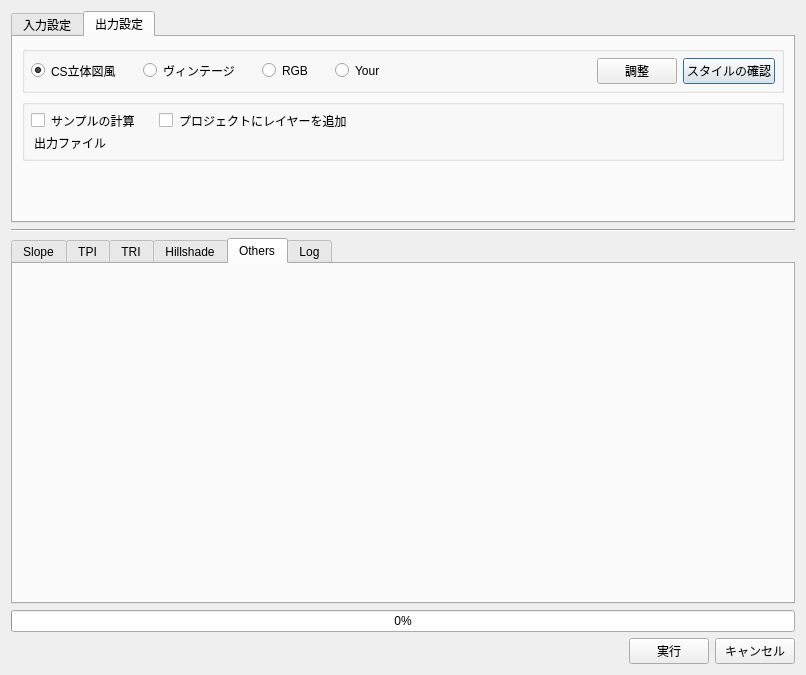
shingo405nagano/generating_topoglaphic_maps, file views/generate_topography_dialog_base.ui: the form before one commit.
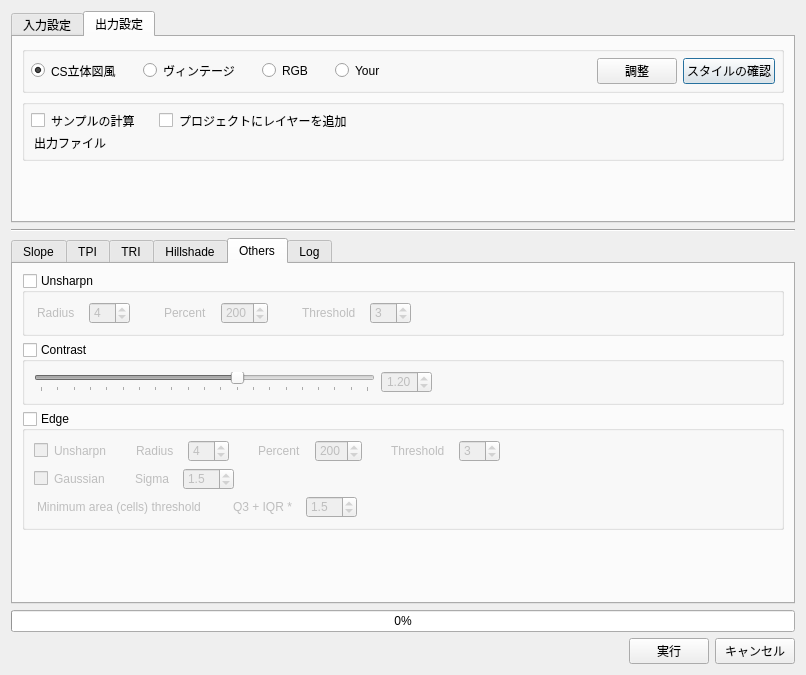
The form after the commit. The open tabs and pages were chosen to show the change. Custom widgets are drawn as their Qt base class.

What changed in the file:
```diff
--- a/views/generate_topography_dialog_base.ui
+++ b/views/generate_topography_dialog_base.ui
@@ -7,7 +7,7 @@
     <x>0</x>
     <y>0</y>
     <width>696</width>
-    <height>600</height>
+    <height>605</height>
    </rect>
   </property>
   <property name="windowTitle">
@@ -1703,6 +1703,449 @@
       <attribute name="title">
        <string>Others</string>
       </attribute>
+      <layout class="QVBoxLayout" name="verticalLayout_14">
+       <item>
+        <widget class="QGroupBox" name="gpBox_Unsharpn">
+         <property name="styleSheet">
+          <string notr="true">QLabel {
+	padding-right: 5px;
+}</string>
+         </property>
+         <property name="title">
+          <string>Unsharpn</string>
+         </property>
+         <property name="checkable">
+          <bool>true</bool>
+         </property>
+         <property name="checked">
+          <bool>false</bool>
+         </property>
+         <layout class="QHBoxLayout" name="horizontalLayout_4">
+          <item>
+           <layout class="QGridLayout" name="gL_7">
+            <item row="0" column="3">
+             <widget class="QgsSpinBox" name="spinBoxInt_UnsharpnPer">
+              <property name="maximum">
+               <number>500</number>
+              </property>
+              <property name="singleStep">
+               <number>10</number>
+              </property>
+              <property name="value">
+               <number>200</number>
+              </property>
+              <property name="showClearButton">
+               <bool>false</bool>
+              </property>
+             </widget>
+            </item>
+            <item row="0" column="2">
+             <widget class="QLabel" name="l_2">
+              <property name="styleSheet">
+               <string notr="true">QLabel {
+	padding-left: 25px
+}</string>
+              </property>
+              <property name="text">
+               <string>Percent</string>
+              </property>
+             </widget>
+            </item>
+            <item row="0" column="1">
+             <widget class="QgsSpinBox" name="spinBoxInt_UnsharpnRads">
+              <property name="minimum">
+               <number>1</number>
+              </property>
+              <property name="maximum">
+               <number>10</number>
+              </property>
+              <property name="value">
+               <number>4</number>
+              </property>
+              <property name="showClearButton">
+               <bool>false</bool>
+              </property>
+             </widget>
+            </item>
+            <item row="0" column="5">
+             <widget class="QgsSpinBox" name="spinBoxInt_UnsharpnThres">
+              <property name="minimum">
+               <number>1</number>
+              </property>
+              <property name="maximum">
+               <number>10</number>
+              </property>
+              <property name="value">
+               <number>3</number>
+              </property>
+              <property name="showClearButton">
+               <bool>false</bool>
+              </property>
+             </widget>
+            </item>
+            <item row="0" column="0">
+             <widget class="QLabel" name="l">
+              <property name="text">
+               <string>Radius</string>
+              </property>
+             </widget>
+            </item>
+            <item row="0" column="4">
+             <widget class="QLabel" name="l_3">
+              <property name="styleSheet">
+               <string notr="true">QLabel {
+	padding-left: 25px
+}</string>
+              </property>
+              <property name="text">
+               <string>Threshold</string>
+              </property>
+             </widget>
+            </item>
+           </layout>
+          </item>
+          <item>
+           <spacer name="hS_5">
+            <property name="orientation">
+             <enum>Qt::Horizontal</enum>
+            </property>
+            <property name="sizeHint" stdset="0">
+             <size>
+              <width>40</width>
+              <height>20</height>
+             </size>
+            </property>
+           </spacer>
+          </item>
+         </layout>
+        </widget>
+       </item>
+       <item>
+        <widget class="QGroupBox" name="gpBox_Contrast">
+         <property name="title">
+          <string>Contrast</string>
+         </property>
+         <property name="checkable">
+          <bool>true</bool>
+         </property>
+         <property name="checked">
+          <bool>false</bool>
+         </property>
+         <layout class="QHBoxLayout" name="horizontalLayout_3">
+          <item>
+           <widget class="QSlider" name="hSlider_Contrast">
+            <property name="minimum">
+             <number>0</number>
+            </property>
+            <property name="maximum">
+             <number>200</number>
+            </property>
+            <property name="singleStep">
+             <number>10</number>
+            </property>
+            <property name="value">
+             <number>120</number>
+            </property>
+            <property name="orientation">
+             <enum>Qt::Horizontal</enum>
+            </property>
+            <property name="invertedAppearance">
+             <bool>false</bool>
+            </property>
+            <property name="invertedControls">
+             <bool>false</bool>
+            </property>
+            <property name="tickPosition">
+             <enum>QSlider::TicksBelow</enum>
+            </property>
+           </widget>
+          </item>
+          <item>
+           <widget class="QgsDoubleSpinBox" name="spinBoxF_Contrast">
+            <property name="alignment">
+             <set>Qt::AlignCenter</set>
+            </property>
+            <property name="maximum">
+             <double>2.000000000000000</double>
+            </property>
+            <property name="singleStep">
+             <double>0.100000000000000</double>
+            </property>
+            <property name="value">
+             <double>1.200000000000000</double>
+            </property>
+            <property name="showClearButton">
+             <bool>false</bool>
+            </property>
+           </widget>
+          </item>
+          <item>
+           <spacer name="hs">
+            <property name="orientation">
+             <enum>Qt::Horizontal</enum>
+            </property>
+            <property name="sizeHint" stdset="0">
+             <size>
+              <width>40</width>
+              <height>20</height>
+             </size>
+            </property>
+           </spacer>
+          </item>
+         </layout>
+        </widget>
+       </item>
+       <item>
+        <widget class="QGroupBox" name="gpBox_Edge">
+         <property name="styleSheet">
+          <string notr="true">QLabel {
+	padding-right: 5px;
+}
+QCheckBox {
+	padding-right: 20px;
+}</string>
+         </property>
+         <property name="title">
+          <string>Edge</string>
+         </property>
+         <property name="checkable">
+          <bool>true</bool>
+         </property>
+         <property name="checked">
+          <bool>false</bool>
+         </property>
+         <layout class="QVBoxLayout" name="verticalLayout_11">
+          <item>
+           <layout class="QGridLayout" name="gL_8">
+            <item row="0" column="4">
+             <widget class="QgsSpinBox" name="spinBoxInt_EdgeUnsharpnPer">
+              <property name="maximum">
+               <number>500</number>
+              </property>
+              <property name="singleStep">
+               <number>10</number>
+              </property>
+              <property name="value">
+               <number>200</number>
+              </property>
+              <property name="showClearButton">
+               <bool>false</bool>
+              </property>
+             </widget>
+            </item>
+            <item row="0" column="3">
+             <widget class="QLabel" name="l_6">
+              <property name="styleSheet">
+               <string notr="true">QLabel {
+	padding-left: 20px
+}</string>
+              </property>
+              <property name="text">
+               <string>Percent</string>
+              </property>
+             </widget>
+            </item>
+            <item row="0" column="7">
+             <spacer name="hS_13">
+              <property name="orientation">
+               <enum>Qt::Horizontal</enum>
+              </property>
+              <property name="sizeHint" stdset="0">
+               <size>
+                <width>40</width>
+                <height>20</height>
+               </size>
+              </property>
+             </spacer>
+            </item>
+            <item row="0" column="1">
+             <widget class="QLabel" name="l_7">
+              <property name="text">
+               <string>Radius</string>
+              </property>
+             </widget>
+            </item>
+            <item row="0" column="0">
+             <widget class="QCheckBox" name="checkBox_EdgeUnsharpn">
+              <property name="text">
+               <string>Unsharpn</string>
+              </property>
+             </widget>
+            </item>
+            <item row="0" column="5">
+             <widget class="QLabel" name="l_8">
+              <property name="styleSheet">
+               <string notr="true">QLabel {
+	padding-left: 20px
+}</string>
+              </property>
+              <property name="text">
+               <string>Threshold</string>
+              </property>
+             </widget>
+            </item>
+            <item row="0" column="6">
+             <widget class="QgsSpinBox" name="spinBoxInt_EdgeUnsharpnThres">
+              <property name="minimum">
+               <number>1</number>
+              </property>
+              <property name="maximum">
+               <number>10</number>
+              </property>
+              <property name="value">
+               <number>3</number>
+              </property>
+              <property name="showClearButton">
+               <bool>false</bool>
+              </property>
+             </widget>
+            </item>
+            <item row="0" column="2">
+             <widget class="QgsSpinBox" name="spinBoxInt_EdgeUnsharpnRads">
+              <property name="minimum">
+               <number>1</number>
+              </property>
+              <property name="maximum">
+               <number>10</number>
+              </property>
+              <property name="value">
+               <number>4</number>
+              </property>
+              <property name="showClearButton">
+               <bool>false</bool>
+              </property>
+             </widget>
+            </item>
+           </layout>
+          </item>
+          <item>
+           <layout class="QGridLayout" name="gL_9">
+            <item row="0" column="0">
+             <widget class="QCheckBox" name="checkBox_EdgeGauss">
+              <property name="text">
+               <string>Gaussian</string>
+              </property>
+             </widget>
+            </item>
+            <item row="0" column="3">
+             <spacer name="hS_14">
+              <property name="orientation">
+               <enum>Qt::Horizontal</enum>
+              </property>
+              <property name="sizeHint" stdset="0">
+               <size>
+                <width>40</width>
+                <height>20</height>
+               </size>
+              </property>
+             </spacer>
+            </item>
+            <item row="0" column="1">
+             <widget class="QLabel" name="l_22">
+              <property name="text">
+               <string>Sigma</string>
+              </property>
+             </widget>
+            </item>
+            <item row="0" column="2">
+             <widget class="QgsDoubleSpinBox" name="spinBoxF_EdgeUnsharpnSigma">
+              <property name="decimals">
+               <number>1</number>
+              </property>
+              <property name="minimum">
+               <double>0.500000000000000</double>
+              </property>
+              <property name="maximum">
+               <double>10.000000000000000</double>
+              </property>
+              <property name="singleStep">
+               <double>0.500000000000000</double>
+              </property>
+              <property name="value">
+               <double>1.500000000000000</double>
+              </property>
+              <property name="showClearButton">
+               <bool>false</bool>
+              </property>
+             </widget>
+            </item>
+           </layout>
+          </item>
+          <item>
+           <layout class="QGridLayout" name="gL_11">
+            <item row="0" column="1">
+             <widget class="QLabel" name="l_24">
+              <property name="text">
+               <string>Q3 + IQR *</string>
+              </property>
+             </widget>
+            </item>
+            <item row="0" column="3">
+             <spacer name="hS_15">
+              <property name="orientation">
+               <enum>Qt::Horizontal</enum>
+              </property>
+              <property name="sizeHint" stdset="0">
+               <size>
+                <width>40</width>
+                <height>20</height>
+               </size>
+              </property>
+             </spacer>
+            </item>
+            <item row="0" column="0">
+             <widget class="QLabel" name="l_25">
+              <property name="styleSheet">
+               <string notr="true">QLabel {
+	padding-right: 20px;
+}</string>
+              </property>
+              <property name="text">
+               <string>Minimum area (cells) threshold</string>
+              </property>
+             </widget>
+            </item>
+            <item row="0" column="2">
+             <widget class="QgsDoubleSpinBox" name="spinBoxF_EdgeUnsharpn_IQR">
+              <property name="decimals">
+               <number>1</number>
+              </property>
+              <property name="minimum">
+               <double>1.000000000000000</double>
+              </property>
+              <property name="maximum">
+               <double>10.000000000000000</double>
+              </property>
+              <property name="singleStep">
+               <double>0.500000000000000</double>
+              </property>
+              <property name="value">
+               <double>1.500000000000000</double>
+              </property>
+              <property name="showClearButton">
+               <bool>false</bool>
+              </property>
+             </widget>
+            </item>
+           </layout>
+          </item>
+         </layout>
+        </widget>
+       </item>
+       <item>
+        <spacer name="vS_5">
+         <property name="orientation">
+          <enum>Qt::Vertical</enum>
+         </property>
+         <property name="sizeHint" stdset="0">
+          <size>
+           <width>20</width>
+           <height>40</height>
+          </size>
+         </property>
+        </spacer>
+       </item>
+      </layout>
      </widget>
      <widget class="QWidget" name="LogTab">
       <attribute name="title">
```
Left out of the diff: 52 changed lines with no effect on the pictures.
